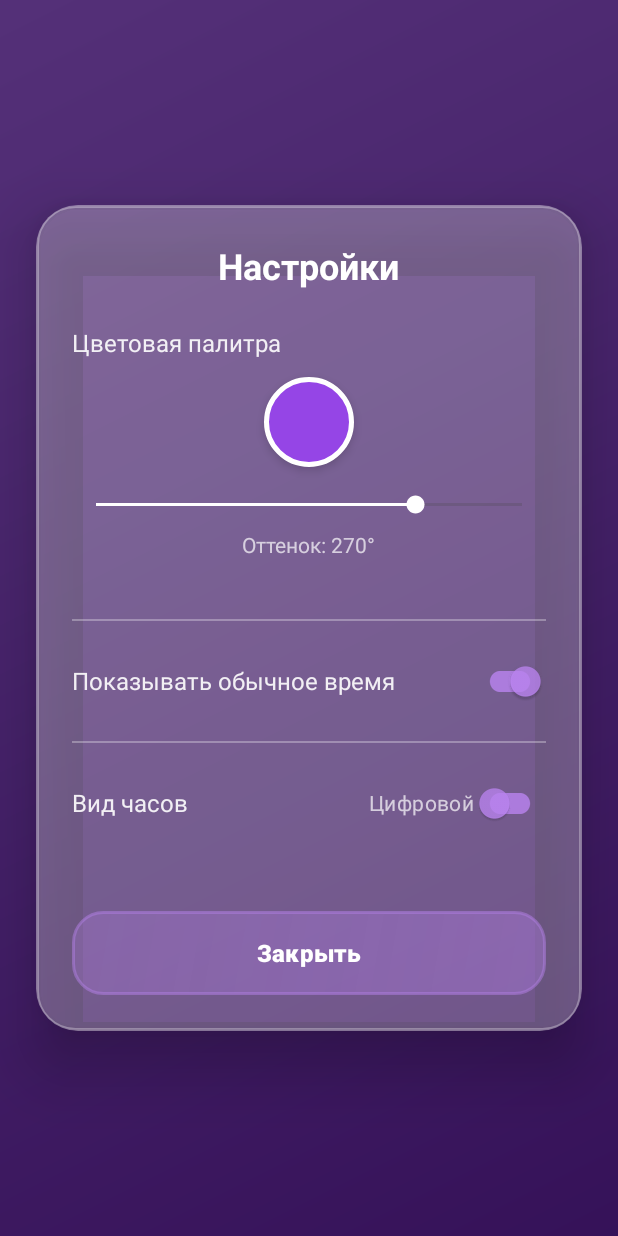
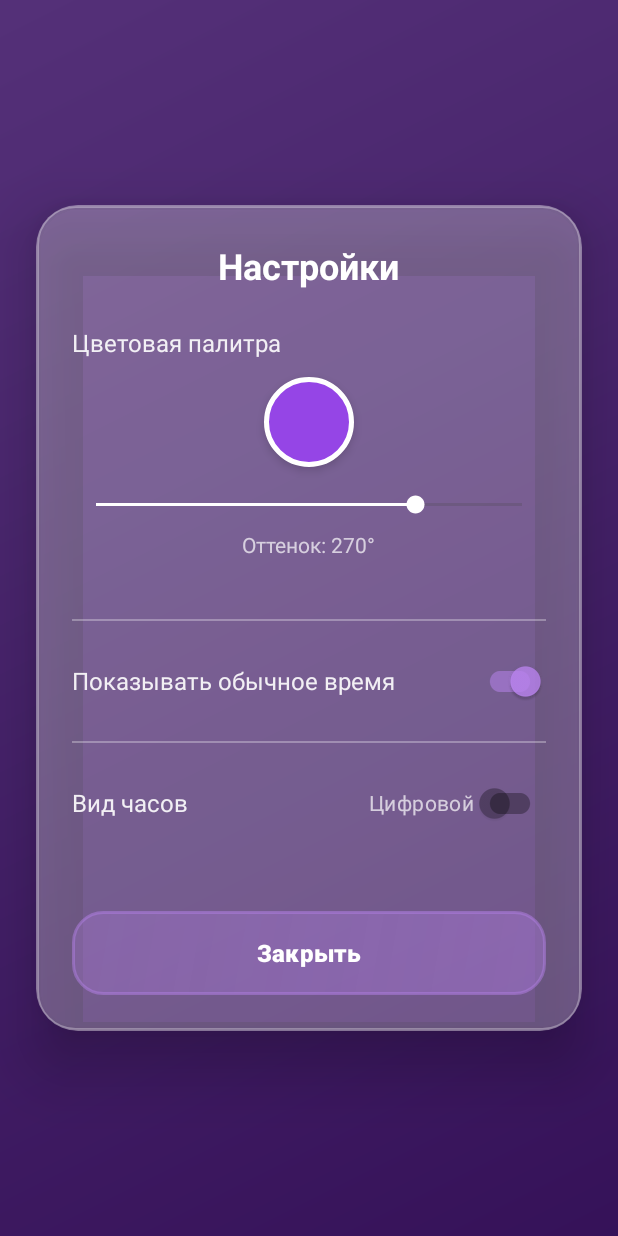
Before and after one commit to TheMrGrench/decimal-clock, an Android app: the screen it shows after launch (SettingsActivity), after a tap on "Настройки", on a phone screen of 412 x 824 dp. Run offline under Robolectric (Android 15) with nearby library versions, the phone set to English and light mode, and no system bars; 2 other taps on this screen came first.

Commit message:
Match UI elements to digital card styling
- Switches: dark (#50000000) when off, theme color when on
- Analog clock: dark background matching digital cards
- Buttons: moved closer to edges (12dp margin instead of 16/24dp)
- All elements now use consistent card color and shadow

```diff
--- a/app/src/main/java/com/decimalclock/DecimalClockView.kt
+++ b/app/src/main/java/com/decimalclock/DecimalClockView.kt
@@ -119,31 +119,12 @@ class DecimalClockView @JvmOverloads constructor(
     }
 
     private fun drawDial(canvas: Canvas) {
-        // Background circle
-        dialPaint.color = Color.parseColor("#1AFFFFFF") // white_10
+        // Background circle - темный как карточки цифр
+        dialPaint.color = Color.parseColor("#50000000")
         dialPaint.style = Paint.Style.FILL
+        dialPaint.setShadowLayer(8f, 0f, 3f, Color.parseColor("#60000000"))
         canvas.drawCircle(centerX, centerY, radius, dialPaint)
-
-        // Border
-        dialPaint.color = Color.parseColor("#4DFFFFFF") // white_30
-        dialPaint.style = Paint.Style.STROKE
-        dialPaint.strokeWidth = 2f
-        canvas.drawCircle(centerX, centerY, radius, dialPaint)
-
-        // Inner glow effect
-        val gradient = RadialGradient(
-            centerX, centerY - radius * 0.3f, radius * 1.2f,
-            intArrayOf(
-                Color.parseColor("#33FFFFFF"),
-                Color.parseColor("#00FFFFFF")
-            ),
-            floatArrayOf(0f, 1f),
-            Shader.TileMode.CLAMP
-        )
-        dialPaint.shader = gradient
-        dialPaint.style = Paint.Style.FILL
-        canvas.drawCircle(centerX, centerY, radius, dialPaint)
-        dialPaint.shader = null
+        dialPaint.setShadowLayer(0f, 0f, 0f, Color.TRANSPARENT)
     }
 
     private fun drawNumbers(canvas: Canvas) {
--- a/app/src/main/java/com/decimalclock/SettingsActivity.kt
+++ b/app/src/main/java/com/decimalclock/SettingsActivity.kt
@@ -33,11 +33,27 @@ class SettingsActivity : AppCompatActivity() {
         binding.closeButton.backgroundTintList = android.content.res.ColorStateList.valueOf(pastelColor)
 
         // Применяем цвет к переключателям
-        val switchColor = android.content.res.ColorStateList.valueOf(pastelColor)
-        binding.timeVisibilitySwitch.thumbTintList = switchColor
-        binding.timeVisibilitySwitch.trackTintList = switchColor
-        binding.clockTypeSwitch.thumbTintList = switchColor
-        binding.clockTypeSwitch.trackTintList = switchColor
+        // Когда включен - цвет темы, когда выключен - цвет карточек (#50000000)
+        val cardColor = Color.parseColor("#50000000")
+        val switchThumbColor = android.content.res.ColorStateList(
+            arrayOf(
+                intArrayOf(android.R.attr.state_checked),
+                intArrayOf(-android.R.attr.state_checked)
+            ),
+            intArrayOf(pastelColor, cardColor)
+        )
+        val switchTrackColor = android.content.res.ColorStateList(
+            arrayOf(
+                intArrayOf(android.R.attr.state_checked),
+                intArrayOf(-android.R.attr.state_checked)
+            ),
+            intArrayOf(Color.argb(128, Color.red(pastelColor), Color.green(pastelColor), Color.blue(pastelColor)), cardColor)
+        )
+
+        binding.timeVisibilitySwitch.thumbTintList = switchThumbColor
+        binding.timeVisibilitySwitch.trackTintList = switchTrackColor
+        binding.clockTypeSwitch.thumbTintList = switchThumbColor
+        binding.clockTypeSwitch.trackTintList = switchTrackColor
     }
 
     private fun setupColorHueSeekBar() {
--- a/app/src/main/res/layout/activity_main.xml
+++ b/app/src/main/res/layout/activity_main.xml
@@ -52,7 +52,7 @@
         android:id="@+id/fabAlarm"
         android:layout_width="100dp"
         android:layout_height="56dp"
-        android:layout_margin="24dp"
+        android:layout_margin="12dp"
         android:src="@drawable/ic_alarm"
         android:contentDescription="Будильник"
         android:background="@drawable/button_card_style"
@@ -68,7 +68,7 @@
         android:id="@+id/fabTimer"
         android:layout_width="100dp"
         android:layout_height="56dp"
-        android:layout_margin="24dp"
+        android:layout_margin="12dp"
         android:src="@drawable/ic_timer"
         android:contentDescription="Таймер"
         android:background="@drawable/button_card_style"
@@ -84,7 +84,7 @@
         android:id="@+id/fabSettings"
         android:layout_width="56dp"
         android:layout_height="56dp"
-        android:layout_margin="16dp"
+        android:layout_margin="12dp"
         android:src="@drawable/ic_menu_hamburger"
         android:contentDescription="Настройки"
         android:background="@drawable/button_card_style"
```
